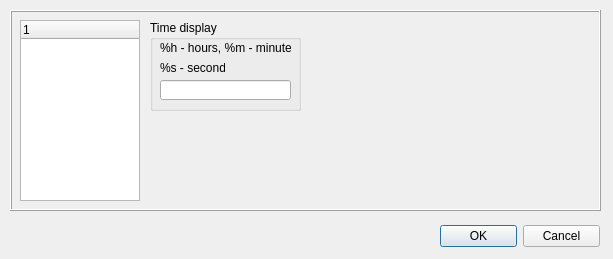
First picture: the form in OptionsDialog.ui, repository martin-kudlicka/file-commander, before the edit.
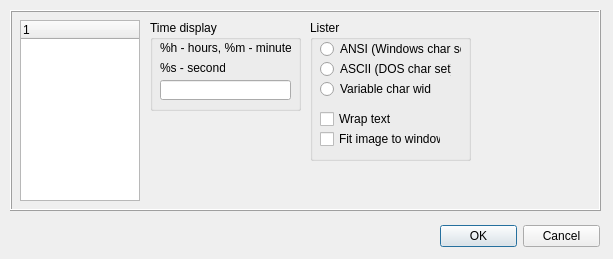
Second picture: the form after the edit. The open tabs and pages were chosen to show the change.

Commit message: + ListCloseWindow lister plugin function + lister window settings + lister shows file content with plugins - multimeda mode (only for now)

Patch:
```diff
--- a/OptionsDialog.ui
+++ b/OptionsDialog.ui
@@ -343,6 +343,84 @@
        </property>
       </widget>
      </widget>
+     <widget class="QGroupBox" name="groupBox_6" >
+      <property name="geometry" >
+       <rect>
+        <x>160</x>
+        <y>10</y>
+        <width>161</width>
+        <height>141</height>
+       </rect>
+      </property>
+      <property name="title" >
+       <string>Lister</string>
+      </property>
+      <widget class="QRadioButton" name="qrbListerANSI" >
+       <property name="geometry" >
+        <rect>
+         <x>10</x>
+         <y>20</y>
+         <width>141</width>
+         <height>18</height>
+        </rect>
+       </property>
+       <property name="text" >
+        <string>ANSI (Windows char set)</string>
+       </property>
+      </widget>
+      <widget class="QCheckBox" name="qcbListerFitImageToWindow" >
+       <property name="geometry" >
+        <rect>
+         <x>10</x>
+         <y>110</y>
+         <width>121</width>
+         <height>18</height>
+        </rect>
+       </property>
+       <property name="text" >
+        <string>Fit image to window</string>
+       </property>
+      </widget>
+      <widget class="QRadioButton" name="qrbListerVariableCharWidth" >
+       <property name="geometry" >
+        <rect>
+         <x>10</x>
+         <y>60</y>
+         <width>111</width>
+         <height>18</height>
+        </rect>
+       </property>
+       <property name="text" >
+        <string>Variable char width</string>
+       </property>
+      </widget>
+      <widget class="QCheckBox" name="qcbListerWrapText" >
+       <property name="geometry" >
+        <rect>
+         <x>10</x>
+         <y>90</y>
+         <width>81</width>
+         <height>18</height>
+        </rect>
+       </property>
+       <property name="text" >
+        <string>Wrap text</string>
+       </property>
+      </widget>
+      <widget class="QRadioButton" name="qrbListerASCII" >
+       <property name="geometry" >
+        <rect>
+         <x>10</x>
+         <y>40</y>
+         <width>131</width>
+         <height>18</height>
+        </rect>
+       </property>
+       <property name="text" >
+        <string>ASCII (DOS char set)</string>
+       </property>
+      </widget>
+     </widget>
     </widget>
     <widget class="QWidget" name="page" >
      <widget class="QTreeWidget" name="qtwContentPlugins" >
```
Left out of the diff: 22 changed lines with no effect on the pictures. The commit also changes 10 other files.
